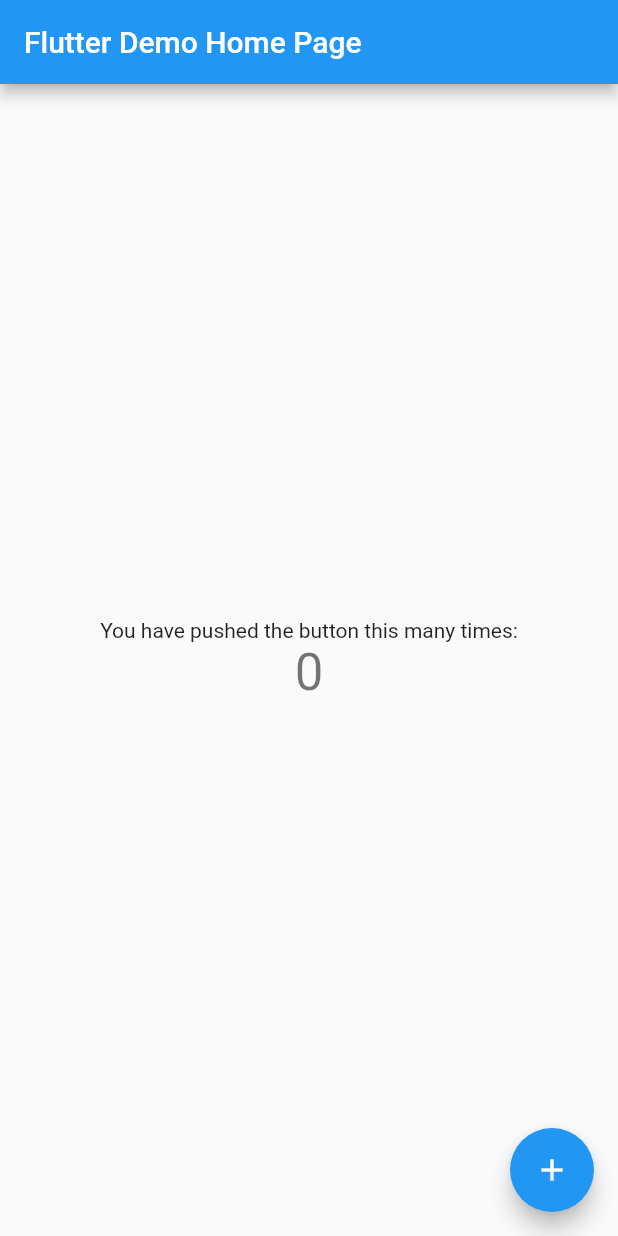
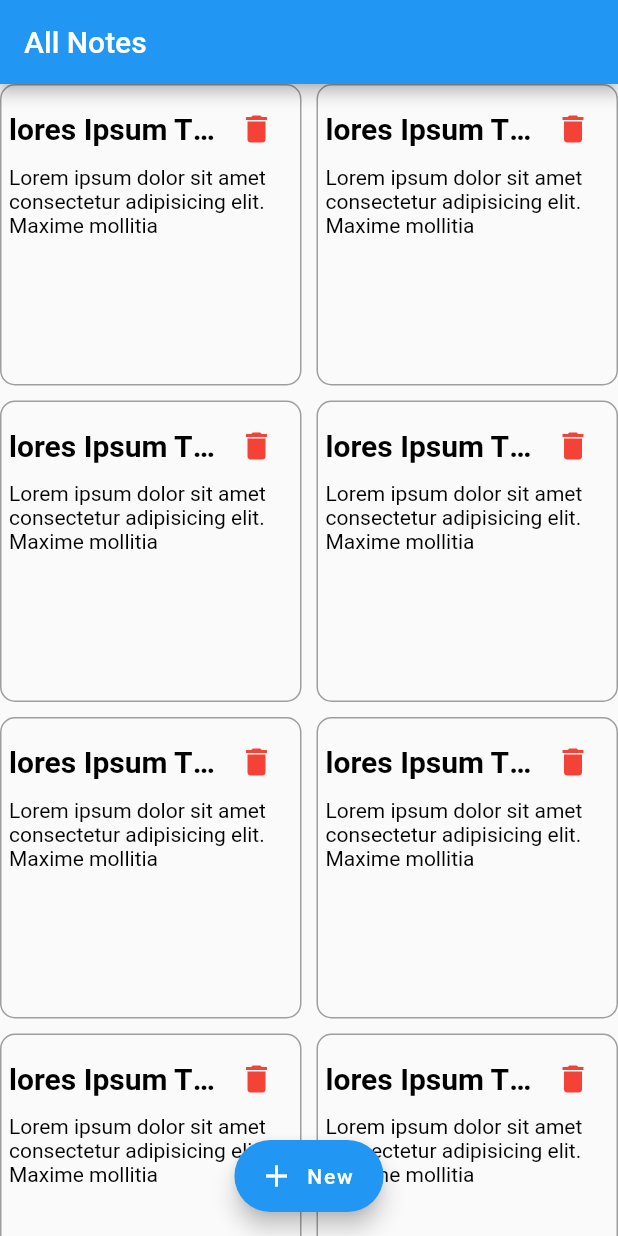
Before and after one commit to safadtm/NOTE_APP_FLUTTER, a Flutter app: the screen it shows after launch, on a phone screen of 412 x 824 dp. Run offline on Flutter 3.47's test engine with Material 2 defaults, Android fonts, the phone set to English and light mode, and no system bars.

Commit message:
All Notes UI done

```diff
--- a/lib/main.dart
+++ b/lib/main.dart
@@ -1,4 +1,5 @@
 import 'package:flutter/material.dart';
+import 'package:note_app_sample/view/screen_all_notes.dart';
 
 void main() {
   runApp(const MyApp());
@@ -24,92 +25,7 @@ class MyApp extends StatelessWidget {
         // is not restarted.
         primarySwatch: Colors.blue,
       ),
-      home: const MyHomePage(title: 'Flutter Demo Home Page'),
+      home: ScreenAllNotes(),
     );
   }
 }
-
-class MyHomePage extends StatefulWidget {
-  const MyHomePage({super.key, required this.title});
-
-  // This widget is the home page of your application. It is stateful, meaning
-  // that it has a State object (defined below) that contains fields that affect
-  // how it looks.
-
-  // This class is the configuration for the state. It holds the values (in this
-  // case the title) provided by the parent (in this case the App widget) and
-  // used by the build method of the State. Fields in a Widget subclass are
-  // always marked "final".
-
-  final String title;
-
-  @override
-  State<MyHomePage> createState() => _MyHomePageState();
-}
-
-class _MyHomePageState extends State<MyHomePage> {
-  int _counter = 0;
-
-  void _incrementCounter() {
-    setState(() {
-      // This call to setState tells the Flutter framework that something has
-      // changed in this State, which causes it to rerun the build method below
-      // so that the display can reflect the updated values. If we changed
-      // _counter without calling setState(), then the build method would not be
-      // called again, and so nothing would appear to happen.
-      _counter++;
-    });
-  }
-
-  @override
-  Widget build(BuildContext context) {
-    // This method is rerun every time setState is called, for instance as done
-    // by the _incrementCounter method above.
-    //
-    // The Flutter framework has been optimized to make rerunning build methods
-    // fast, so that you can just rebuild anything that needs updating rather
-    // than having to individually change instances of widgets.
-    return Scaffold(
-      appBar: AppBar(
-        // Here we take the value from the MyHomePage object that was created by
-        // the App.build method, and use it to set our appbar title.
-        title: Text(widget.title),
-      ),
-      body: Center(
-        // Center is a layout widget. It takes a single child and positions it
-        // in the middle of the parent.
-        child: Column(
-          // Column is also a layout widget. It takes a list of children and
-          // arranges them vertically. By default, it sizes itself to fit its
-          // children horizontally, and tries to be as tall as its parent.
-          //
-          // Invoke "debug painting" (press "p" in the console, choose the
-          // "Toggle Debug Paint" action from the Flutter Inspector in Android
-          // Studio, or the "Toggle Debug Paint" command in Visual Studio Code)
-          // to see the wireframe for each widget.
-          //
-          // Column has various properties to control how it sizes itself and
-          // how it positions its children. Here we use mainAxisAlignment to
-          // center the children vertically; the main axis here is the vertical
-          // axis because Columns are vertical (the cross axis would be
-          // horizontal).
-          mainAxisAlignment: MainAxisAlignment.center,
-          children: <Widget>[
-            const Text(
-              'You have pushed the button this many times:',
-            ),
-            Text(
-              '$_counter',
-              style: Theme.of(context).textTheme.headline4,
-            ),
-          ],
-        ),
-      ),
-      floatingActionButton: FloatingActionButton(
-        onPressed: _incrementCounter,
-        tooltip: 'Increment',
-        child: const Icon(Icons.add),
-      ), // This trailing comma makes auto-formatting nicer for build methods.
-    );
-  }
-}
--- /dev/null
+++ b/lib/view/screen_all_notes.dart
@@ -0,0 +1,109 @@
+import 'package:flutter/material.dart';
+import 'package:flutter/src/widgets/container.dart';
+import 'package:flutter/src/widgets/framework.dart';
+
+class ScreenAllNotes extends StatelessWidget {
+  const ScreenAllNotes({super.key});
+
+  @override
+  Widget build(BuildContext context) {
+    return Scaffold(
+      appBar: AppBar(
+        title: Text('All Notes'),
+      ),
+      body: SafeArea(
+        child: GridView.count(
+          crossAxisCount: 2,
+          mainAxisSpacing: 10,
+          crossAxisSpacing: 10,
+          children: List.generate(
+              10,
+              (index) => NoteItem(
+                    id: index.toString(),
+                    title: 'lores Ipsum Title $index',
+                    content:
+                        'Lorem ipsum dolor sit amet consectetur adipisicing elit. Maxime mollitia',
+                  )),
+        ),
+      ),
+      floatingActionButtonLocation: FloatingActionButtonLocation.centerFloat,
+      floatingActionButton: FloatingActionButton.extended(
+        onPressed: () {
+          Navigator.of(context).push(
+            MaterialPageRoute(
+                builder: (ctx) => ScreenAddNote(type: ActionType.addNote)),
+          );
+        },
+        label: const Text('New'),
+        icon: const Icon(Icons.add),
+      ),
+    );
+  }
+}
+
+class NoteItem extends StatelessWidget {
+  final String id;
+  final String title;
+  final String content;
+
+  const NoteItem(
+      {super.key,
+      required this.id,
+      required this.title,
+      required this.content});
+
+  @override
+  Widget build(BuildContext context) {
+    return GestureDetector(
+      onTap: () {
+        Navigator.of(context).push(
+          MaterialPageRoute(
+            builder: (ctx) => ScreenAddNote(
+              type: ActionType.editNote,
+              id: id,
+            ),
+          ),
+        );
+      },
+      child: Container(
+        decoration: BoxDecoration(
+          borderRadius: BorderRadius.circular(10),
+          border: Border.all(color: Colors.grey),
+        ),
+        padding: const EdgeInsets.all(5),
+        child: Column(
+          children: [
+            Row(
+              mainAxisAlignment: MainAxisAlignment.spaceBetween,
+              children: [
+                Expanded(
+                  child: Text(
+                    title,
+                    overflow: TextOverflow.ellipsis,
+                    style: const TextStyle(
+                        color: Colors.black,
+                        fontSize: 20,
+                        fontWeight: FontWeight.bold),
+                  ),
+                ),
+                IconButton(
+                  onPressed: () {},
+                  icon: const Icon(
+                    Icons.delete,
+                    color: Colors.red,
+                  ),
+                )
+              ],
+            ),
+            Text(
+              content,
+              maxLines: 5,
+              overflow: TextOverflow.ellipsis,
+              style: const TextStyle(color: Colors.black, fontSize: 14),
+            ),
+          ],
+        ),
+      ),
+    );
+  }
+}
```
Also changed, not shown: pubspec.yaml (+8 -20 lines), lib/view/screen_add_notes.dart (added), pubspec.lock.
